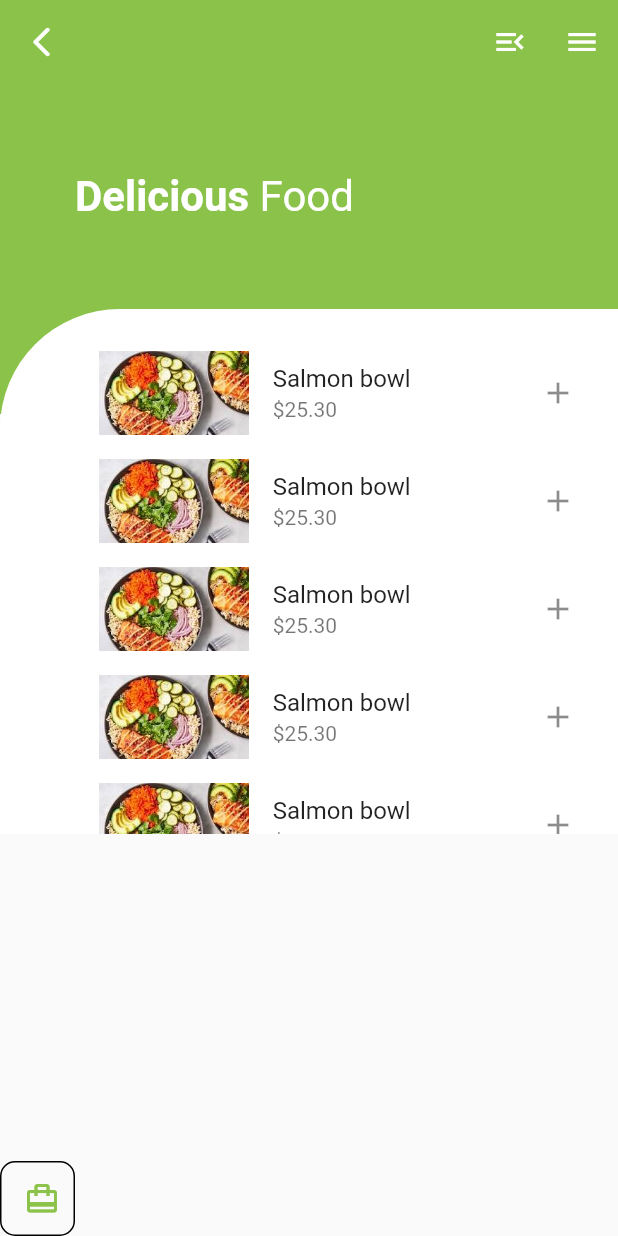
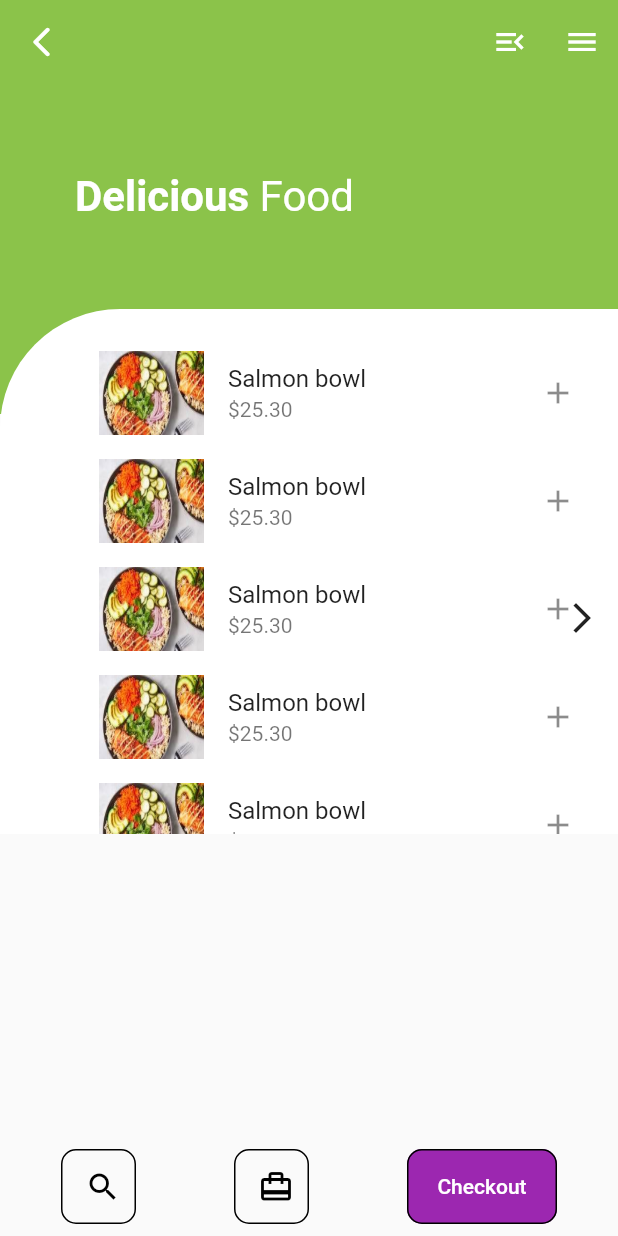
Before and after one commit to TariqHattab/widget_tester_app, a Flutter app: the screen it shows after launch, on a phone screen of 412 x 824 dp. Run offline on Flutter 3.47's test engine with Material 2 defaults, Android fonts, the phone set to English and light mode, and no system bars.

Commit message:
commit 3

```diff
--- a/lib/first_screen.dart
+++ b/lib/first_screen.dart
@@ -118,15 +118,7 @@ class FirstScreen extends StatelessWidget {
                       itemCount: items.length,
                       itemBuilder: (ctx, index) {
                         var item = items[index];
-                        return ListTile(
-                          leading: Image.asset(item['pic']),
-                          title: Text(item['title']),
-                          subtitle: Text(item['price']),
-                          trailing: IconButton(
-                            icon: Icon(Icons.add),
-                            onPressed: () {},
-                          ),
-                        );
+                        return buildListItem(item);
                       },
                     ),
                   ),
@@ -134,24 +126,96 @@ class FirstScreen extends StatelessWidget {
               ],
             ),
           ),
-          Row(
+          Padding(
+            padding: const EdgeInsets.all(8.0),
+            child: Row(
+              mainAxisAlignment: MainAxisAlignment.spaceAround,
               children: [
+                buildIconButton(Icons.search),
                 SizedBox(
                   height: 50,
                   width: 50,
                   child: OutlinedButton(
                     style: OutlinedButton.styleFrom(
                         shape: RoundedRectangleBorder(
-                          borderRadius: BorderRadius.all(Radius.circular(10))),
-                      side: BorderSide(color: Colors.black)),
+                            borderRadius:
+                                BorderRadius.all(Radius.circular(10))),
+                        side: BorderSide(
+                          color: Colors.black,
+                        )),
                     onPressed: () {},
-                  child: Icon(Icons.card_travel),
+                    child: Icon(
+                      Icons.card_travel,
+                      color: Colors.black,
+                    ),
+                  ),
+                ),
+                SizedBox(
+                  height: 50,
+                  width: 100,
+                  child: OutlinedButton(
+                    style: OutlinedButton.styleFrom(
+                        backgroundColor: Colors.purple,
+                        shape: RoundedRectangleBorder(
+                            borderRadius:
+                                BorderRadius.all(Radius.circular(10))),
+                        side: BorderSide(
+                          color: Colors.black,
+                        )),
+                    onPressed: () {},
+                    child: FittedBox(
+                      child: Text(
+                        'Checkout',
+                        style: TextStyle(color: Colors.white),
+                      ),
+                    ),
                   ),
                 ),
               ],
+            ),
           ),
         ],
       ),
     );
   }
+
+  SizedBox buildIconButton(icon) {
+    return SizedBox(
+      height: 50,
+      width: 50,
+      child: OutlinedButton(
+        style: OutlinedButton.styleFrom(
+            shape: RoundedRectangleBorder(
+                borderRadius: BorderRadius.all(Radius.circular(10))),
+            side: BorderSide(
+              color: Colors.black,
+            )),
+        onPressed: () {},
+        child: Icon(
+          icon,
+          color: Colors.black,
+        ),
+      ),
+    );
   }
+
+  ListTile buildListItem(item) {
+    return ListTile(
+      leading: SizedBox(
+          height: 80,
+          width: 70,
+          child: Image.asset(
+            item['pic'],
+            fit: BoxFit.fill,
+          )),
+      title: Text(
+        item['title'],
+      ),
+      subtitle: Text(item['price']),
+      trailing: IconButton(
+        icon: Icon(Icons.add),
+        onPressed: () {},
+      ),
+    );
+  }
+}
--- a/lib/main.dart
+++ b/lib/main.dart
@@ -1,4 +1,5 @@
 import 'package:flutter/material.dart';
+import 'package:widget_tester_app/cart3.dart';
 import 'package:widget_tester_app/first_screen.dart';
 
 void main() {
@@ -18,9 +19,33 @@ class MyApp extends StatelessWidget {
   }
 }
 
-class MyHomePage extends StatelessWidget {
+class MyHomePage extends StatefulWidget {
+  @override
+  _MyHomePageState createState() => _MyHomePageState();
+}
+
+class _MyHomePageState extends State<MyHomePage> {
+  final pages = [FirstScreen(), CartThreePage()];
+  var index = 0;
   @override
   Widget build(BuildContext context) {
-    return FirstScreen();
+    return Material(
+      child: SizedBox.expand(
+          child: Stack(
+        children: [
+          pages[index],
+          Align(
+            alignment: Alignment.centerRight,
+            child: IconButton(
+                icon: Icon(Icons.arrow_forward_ios),
+                onPressed: () {
+                  setState(() {
+                    index = index == 0 ? 1 : 0;
+                  });
+                }),
+          )
+        ],
+      )),
+    );
   }
 }
```
Also changed, not shown: lib/cart3.dart (added, +199 -0 lines). Lines whose indentation alone changed are shown as unchanged.
